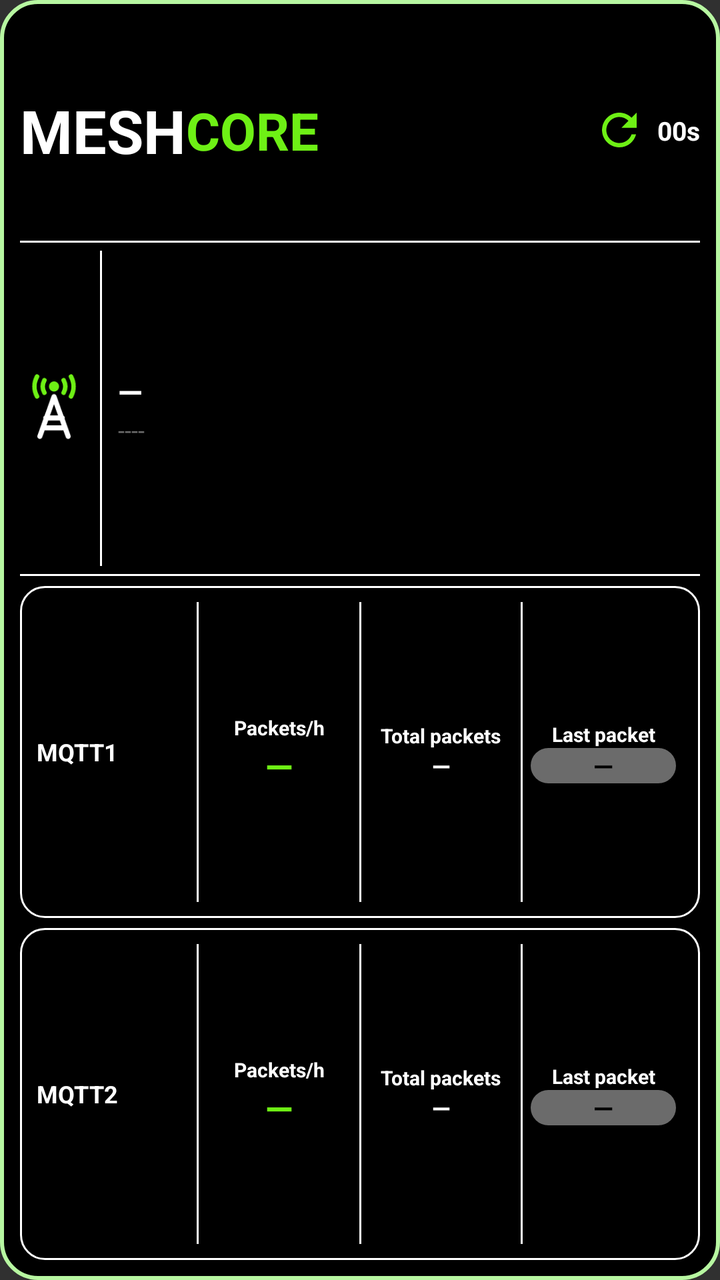
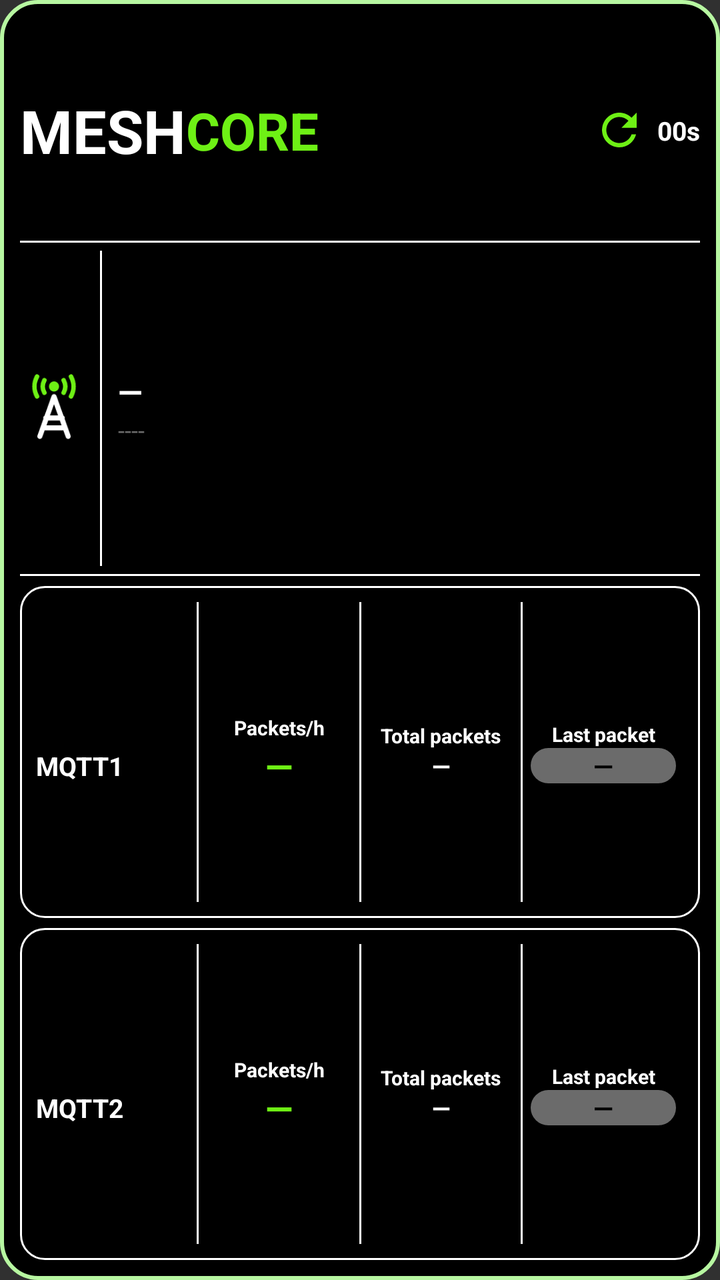

Before-and-after screenshots of an Android layout around one commit, followed by the original layout XML and the change that was made.
<!-- AndroidManifest.xml: application theme android:Theme.Material.NoActionBar -->
<!-- res/layout/widget_observer.xml -->
<?xml version="1.0" encoding="utf-8"?>
<LinearLayout xmlns:android="http://schemas.android.com/apk/res/android"
    android:id="@+id/widget_root"
    android:layout_width="match_parent"
    android:layout_height="match_parent"
    android:orientation="vertical"
    android:padding="10dp"
    android:background="@drawable/widget_bg">

    
    <LinearLayout
        android:layout_width="match_parent"
        android:layout_height="0dp"
        android:layout_weight="2"
        android:orientation="horizontal"
        android:gravity="center_vertical">
        <TextView android:layout_width="wrap_content" android:layout_height="wrap_content"
            android:text="MESH" android:textColor="#FFFFFF" android:textStyle="bold" android:textSize="30sp" android:maxLines="1"/>
        <TextView android:layout_width="wrap_content" android:layout_height="wrap_content"
            android:text="CORE" android:textColor="#6EF015" android:textStyle="bold" android:textSize="26sp" android:maxLines="1"/>
        <FrameLayout android:layout_width="0dp" android:layout_height="1dp" android:layout_weight="1"/>
        <ImageView android:id="@+id/refresh_icon" android:layout_width="26dp" android:layout_height="26dp"
            android:src="@drawable/ic_refresh" android:contentDescription="@null"/>
        <ProgressBar android:id="@+id/refresh_spinner"
            android:layout_width="26dp" android:layout_height="26dp" android:indeterminate="true"
            android:indeterminateOnly="true" android:indeterminateDrawable="@drawable/ic_refresh_spin"
            android:indeterminateDuration="900" android:visibility="gone"/>
        <TextView android:id="@+id/interval_text" android:layout_width="wrap_content" android:layout_height="wrap_content"
            android:layout_marginStart="6dp" android:text="00s" android:textColor="#FFFFFF" android:textStyle="bold" android:textSize="13sp" android:maxLines="1"/>
    </LinearLayout>

    <FrameLayout android:layout_width="match_parent" android:layout_height="1dp" android:background="#FFFFFF"/>

    
    <LinearLayout
        android:layout_width="match_parent"
        android:layout_height="0dp"
        android:layout_weight="3"
        android:orientation="horizontal"
        android:gravity="center_vertical"
        android:paddingTop="4dp" android:paddingBottom="4dp">
        <ImageView android:layout_width="34dp" android:layout_height="34dp"
            android:src="@drawable/ic_tower" android:contentDescription="@null"/>
        <FrameLayout android:layout_width="1dp" android:layout_height="match_parent" android:layout_marginStart="6dp" android:layout_marginEnd="8dp" android:background="#FFFFFF"/>
        <LinearLayout android:layout_width="0dp" android:layout_height="wrap_content" android:layout_weight="1" android:orientation="vertical" android:gravity="center_vertical">
            <TextView android:id="@+id/obs_name" android:layout_width="match_parent" android:layout_height="wrap_content"
                android:text="—" android:textColor="#FFFFFF" android:textStyle="bold" android:textSize="16sp" android:maxLines="1" android:ellipsize="end"/>
            <TextView android:id="@+id/obs_hash" android:layout_width="match_parent" android:layout_height="wrap_content"
                android:text="----" android:textColor="#6B6B6B" android:textSize="12sp" android:maxLines="1" android:ellipsize="end"/>
        </LinearLayout>
    </LinearLayout>

    <FrameLayout android:layout_width="match_parent" android:layout_height="1dp" android:background="#FFFFFF" android:layout_marginBottom="5dp"/>

    
    <LinearLayout
        android:layout_width="match_parent" android:layout_height="0dp" android:layout_weight="3"
        android:orientation="horizontal" android:gravity="center_vertical"
        android:background="@drawable/card_outline" android:padding="8dp">
        <LinearLayout android:layout_width="0dp" android:layout_height="wrap_content" android:layout_weight="3" android:orientation="horizontal" android:gravity="center_vertical">
            <TextView android:layout_width="wrap_content" android:layout_height="wrap_content" android:id="@+id/m1_title" android:text="MQTT1" android:textColor="#FFFFFF" android:textStyle="bold" android:gravity="center" android:textSize="12sp" android:maxLines="1"/>
        </LinearLayout>
        <FrameLayout android:layout_width="1dp" android:layout_height="match_parent" android:background="#FFFFFF"/>
        <LinearLayout android:layout_width="0dp" android:layout_height="wrap_content" android:layout_weight="3" android:orientation="vertical" android:gravity="center_horizontal">
            <TextView android:layout_width="match_parent" android:layout_height="wrap_content" android:text="Packets/h" android:textColor="#FFFFFF" android:textStyle="bold" android:gravity="center" android:textSize="10sp" android:maxLines="1" android:autoSizeTextType="uniform" android:autoSizeMinTextSize="6sp" android:autoSizeMaxTextSize="10sp" android:autoSizeStepGranularity="1sp"/>
            <TextView android:id="@+id/m1_hour" android:layout_width="match_parent" android:layout_height="wrap_content" android:text="—" android:textColor="#6EF015" android:textStyle="bold" android:gravity="center" android:textSize="18sp" android:maxLines="1" android:autoSizeTextType="uniform" android:autoSizeMinTextSize="14sp" android:autoSizeMaxTextSize="24sp" android:autoSizeStepGranularity="1sp"/>
        </LinearLayout>
        <LinearLayout android:id="@+id/m1_total_col" android:layout_width="0dp" android:layout_height="match_parent" android:layout_weight="3" android:orientation="horizontal" android:gravity="center_vertical">
        <FrameLayout android:layout_width="1dp" android:layout_height="match_parent" android:background="#FFFFFF"/>
        <LinearLayout android:layout_width="0dp" android:layout_height="wrap_content" android:layout_weight="1" android:orientation="vertical" android:gravity="center_horizontal">
            <TextView android:layout_width="match_parent" android:layout_height="wrap_content" android:text="Total packets" android:textColor="#FFFFFF" android:textStyle="bold" android:gravity="center" android:textSize="10sp" android:maxLines="1" android:autoSizeTextType="uniform" android:autoSizeMinTextSize="6sp" android:autoSizeMaxTextSize="10sp" android:autoSizeStepGranularity="1sp"/>
            <TextView android:id="@+id/m1_total" android:layout_width="match_parent" android:layout_height="wrap_content" android:text="—" android:textColor="#FFFFFF" android:textStyle="bold" android:gravity="center" android:textSize="12sp" android:maxLines="1" android:autoSizeTextType="uniform" android:autoSizeMinTextSize="10sp" android:autoSizeMaxTextSize="15sp" android:autoSizeStepGranularity="1sp"/>
        </LinearLayout>
        </LinearLayout>
        <FrameLayout android:layout_width="1dp" android:layout_height="match_parent" android:background="#FFFFFF"/>
        <LinearLayout android:layout_width="0dp" android:layout_height="wrap_content" android:layout_weight="3" android:orientation="vertical" android:gravity="center_horizontal">
            <TextView android:layout_width="match_parent" android:layout_height="wrap_content" android:text="Last packet" android:textColor="#FFFFFF" android:textStyle="bold" android:gravity="center" android:textSize="10sp" android:maxLines="1" android:autoSizeTextType="uniform" android:autoSizeMinTextSize="6sp" android:autoSizeMaxTextSize="10sp" android:autoSizeStepGranularity="1sp"/>
            <TextView android:id="@+id/m1_last" android:layout_width="match_parent" android:layout_height="wrap_content" android:gravity="center" android:layout_marginStart="4dp" android:layout_marginEnd="4dp" android:background="@drawable/pill_gray" android:text="—" android:textColor="#000000" android:textStyle="bold" android:textSize="13sp" android:maxLines="1" android:autoSizeTextType="uniform" android:autoSizeMinTextSize="9sp" android:autoSizeMaxTextSize="13sp" android:autoSizeStepGranularity="1sp"/>
        </LinearLayout>
    </LinearLayout>

    <FrameLayout android:layout_width="match_parent" android:layout_height="5dp"/>

    
    <LinearLayout
        android:layout_width="match_parent" android:layout_height="0dp" android:layout_weight="3"
        android:orientation="horizontal" android:gravity="center_vertical"
        android:background="@drawable/card_outline" android:padding="8dp">
        <LinearLayout android:layout_width="0dp" android:layout_height="wrap_content" android:layout_weight="3" android:orientation="horizontal" android:gravity="center_vertical">
            <TextView android:layout_width="wrap_content" android:layout_height="wrap_content" android:id="@+id/m2_title" android:text="MQTT2" android:textColor="#FFFFFF" android:textStyle="bold" android:gravity="center" android:textSize="12sp" android:maxLines="1"/>
        </LinearLayout>
        <FrameLayout android:layout_width="1dp" android:layout_height="match_parent" android:background="#FFFFFF"/>
        <LinearLayout android:layout_width="0dp" android:layout_height="wrap_content" android:layout_weight="3" android:orientation="vertical" android:gravity="center_horizontal">
            <TextView android:layout_width="match_parent" android:layout_height="wrap_content" android:text="Packets/h" android:textColor="#FFFFFF" android:textStyle="bold" android:gravity="center" android:textSize="10sp" android:maxLines="1" android:autoSizeTextType="uniform" android:autoSizeMinTextSize="6sp" android:autoSizeMaxTextSize="10sp" android:autoSizeStepGranularity="1sp"/>
            <TextView android:id="@+id/m2_hour" android:layout_width="match_parent" android:layout_height="wrap_content" android:text="—" android:textColor="#6EF015" android:textStyle="bold" android:gravity="center" android:textSize="18sp" android:maxLines="1" android:autoSizeTextType="uniform" android:autoSizeMinTextSize="14sp" android:autoSizeMaxTextSize="24sp" android:autoSizeStepGranularity="1sp"/>
        </LinearLayout>
        <LinearLayout android:id="@+id/m2_total_col" android:layout_width="0dp" android:layout_height="match_parent" android:layout_weight="3" android:orientation="horizontal" android:gravity="center_vertical">
        <FrameLayout android:layout_width="1dp" android:layout_height="match_parent" android:background="#FFFFFF"/>
        <LinearLayout android:layout_width="0dp" android:layout_height="wrap_content" android:layout_weight="1" android:orientation="vertical" android:gravity="center_horizontal">
            <TextView android:layout_width="match_parent" android:layout_height="wrap_content" android:text="Total packets" android:textColor="#FFFFFF" android:textStyle="bold" android:gravity="center" android:textSize="10sp" android:maxLines="1" android:autoSizeTextType="uniform" android:autoSizeMinTextSize="6sp" android:autoSizeMaxTextSize="10sp" android:autoSizeStepGranularity="1sp"/>
            <TextView android:id="@+id/m2_total" android:layout_width="match_parent" android:layout_height="wrap_content" android:text="—" android:textColor="#FFFFFF" android:textStyle="bold" android:gravity="center" android:textSize="12sp" android:maxLines="1" android:autoSizeTextType="uniform" android:autoSizeMinTextSize="10sp" android:autoSizeMaxTextSize="15sp" android:autoSizeStepGranularity="1sp"/>
        </LinearLayout>
        </LinearLayout>
        <FrameLayout android:layout_width="1dp" android:layout_height="match_parent" android:background="#FFFFFF"/>
        <LinearLayout android:layout_width="0dp" android:layout_height="wrap_content" android:layout_weight="3" android:orientation="vertical" android:gravity="center_horizontal">
            <TextView android:layout_width="match_parent" android:layout_height="wrap_content" android:text="Last packet" android:textColor="#FFFFFF" android:textStyle="bold" android:gravity="center" android:textSize="10sp" android:maxLines="1" android:autoSizeTextType="uniform" android:autoSizeMinTextSize="6sp" android:autoSizeMaxTextSize="10sp" android:autoSizeStepGranularity="1sp"/>
            <TextView android:id="@+id/m2_last" android:layout_width="match_parent" android:layout_height="wrap_content" android:layout_marginStart="4dp" android:layout_marginEnd="4dp" android:gravity="center" android:background="@drawable/pill_gray" android:text="—" android:textColor="#000000" android:textStyle="bold" android:textSize="13sp" android:maxLines="1" android:autoSizeTextType="uniform" android:autoSizeMinTextSize="9sp" android:autoSizeMaxTextSize="13sp" android:autoSizeStepGranularity="1sp"/>
        </LinearLayout>
    </LinearLayout>
</LinearLayout>
<!-- resources referenced by this layout -->
<resources>
  <!-- drawable card_outline (drawable) -->
  <?xml version="1.0" encoding="utf-8"?>
  <shape xmlns:android="http://schemas.android.com/apk/res/android" android:shape="rectangle">
      <solid android:color="#000000"/>
      <stroke android:width="1dp" android:color="#FFFFFF"/>
      <corners android:radius="12dp"/>
  </shape>
  <!-- drawable ic_refresh (drawable) -->
  <?xml version="1.0" encoding="utf-8"?>
  <vector xmlns:android="http://schemas.android.com/apk/res/android" android:width="24dp" android:height="24dp" android:viewportWidth="24" android:viewportHeight="24">
      <path android:fillColor="#6EF015" android:pathData="M17.65,6.35C16.2,4.9 14.21,4 12,4c-4.42,0 -7.99,3.58 -7.99,8s3.57,8 7.99,8c3.73,0 6.84,-2.55 7.73,-6h-2.08c-0.82,2.33 -3.04,4 -5.65,4 -3.31,0 -6,-2.69 -6,-6s2.69,-6 6,-6c1.66,0 3.14,0.69 4.22,1.78L13,11h7V4l-2.35,2.35z"/>
  </vector>
  <!-- drawable ic_refresh_spin (drawable) -->
  <?xml version="1.0" encoding="utf-8"?>
  <rotate xmlns:android="http://schemas.android.com/apk/res/android"
      android:drawable="@drawable/ic_refresh_busy"
      android:fromDegrees="0"
      android:toDegrees="360"
      android:pivotX="50%"
      android:pivotY="50%" />
  <!-- drawable ic_tower (drawable) -->
  <?xml version="1.0" encoding="utf-8"?>
  <vector xmlns:android="http://schemas.android.com/apk/res/android" android:width="48dp" android:height="48dp" android:viewportWidth="24" android:viewportHeight="24">
      <path android:fillColor="#6EF015" android:pathData="M12,4.4m-1.8,0a1.8,1.8 0,1 1,3.6 0a1.8,1.8 0,1 1,-3.6 0"/>
      <path android:strokeColor="#6EF015" android:strokeWidth="1.6" android:strokeLineCap="round" android:pathData="M8.6,2.2A4.6,4.6 0,0 0,8.6,6.6M15.4,2.2A4.6,4.6 0,0 1,15.4,6.6M6,0.9A7.4,7.4 0,0 0,6,7.9M18,0.9A7.4,7.4 0,0 1,18,7.9"/>
      <path android:strokeColor="#FFFFFF" android:strokeWidth="1.8" android:strokeLineCap="round" android:strokeLineJoin="round" android:pathData="M12,8L7,22M12,8L17,22M9.1,15.5L14.9,15.5M8.2,19L15.8,19"/>
  </vector>
  <!-- drawable pill_gray (drawable) -->
  <?xml version="1.0" encoding="utf-8"?>
  <shape xmlns:android="http://schemas.android.com/apk/res/android" android:shape="rectangle">
      <solid android:color="#6B6B6B"/>
      <corners android:radius="11dp"/>
  </shape>
  <!-- drawable widget_bg (drawable) -->
  <?xml version="1.0" encoding="utf-8"?>
  <shape xmlns:android="http://schemas.android.com/apk/res/android" android:shape="rectangle">
      <solid android:color="#000000"/>
      <stroke android:width="2dp" android:color="#B7F7A1"/>
      <corners android:radius="18dp"/>
  </shape>
  <!-- drawable ic_refresh_busy (drawable) -->
  <?xml version="1.0" encoding="utf-8"?>
  <vector xmlns:android="http://schemas.android.com/apk/res/android" android:width="24dp" android:height="24dp" android:viewportWidth="24" android:viewportHeight="24">
      <path android:fillColor="#FF9500" android:pathData="M17.65,6.35C16.2,4.9 14.21,4 12,4c-4.42,0 -7.99,3.58 -7.99,8s3.57,8 7.99,8c3.73,0 6.84,-2.55 7.73,-6h-2.08c-0.82,2.33 -3.04,4 -5.65,4 -3.31,0 -6,-2.69 -6,-6s2.69,-6 6,-6c1.66,0 3.14,0.69 4.22,1.78L13,11h7V4l-2.35,2.35z"/>
  </vector>
</resources>

<!-- the commit's change to res/layout/widget_observer.xml (unified diff, before → after) -->
@@ -57,8 +57,10 @@
         android:layout_width="match_parent" android:layout_height="0dp" android:layout_weight="3"
         android:orientation="horizontal" android:gravity="center_vertical"
         android:background="@drawable/card_outline" android:padding="8dp">
-        <LinearLayout android:layout_width="0dp" android:layout_height="wrap_content" android:layout_weight="3" android:orientation="horizontal" android:gravity="center_vertical">
-            <TextView android:layout_width="wrap_content" android:layout_height="wrap_content" android:id="@+id/m1_title" android:text="MQTT1" android:textColor="#FFFFFF" android:textStyle="bold" android:gravity="center" android:textSize="12sp" android:maxLines="1"/>
+        
+        <LinearLayout android:layout_width="0dp" android:layout_height="wrap_content" android:layout_weight="3" android:orientation="vertical">
+            <TextView android:layout_width="match_parent" android:layout_height="wrap_content" android:text="Last packet" android:visibility="invisible" android:textStyle="bold" android:textSize="10sp" android:maxLines="1" android:autoSizeTextType="uniform" android:autoSizeMinTextSize="6sp" android:autoSizeMaxTextSize="10sp" android:autoSizeStepGranularity="1sp"/>
+            <TextView android:layout_width="match_parent" android:layout_height="wrap_content" android:id="@+id/m1_title" android:text="MQTT1" android:textColor="#FFFFFF" android:textStyle="bold" android:gravity="center_vertical|start" android:textSize="13sp" android:maxLines="1" android:autoSizeTextType="uniform" android:autoSizeMinTextSize="9sp" android:autoSizeMaxTextSize="13sp" android:autoSizeStepGranularity="1sp"/>
         </LinearLayout>
         <FrameLayout android:layout_width="1dp" android:layout_height="match_parent" android:background="#FFFFFF"/>
         <LinearLayout android:layout_width="0dp" android:layout_height="wrap_content" android:layout_weight="3" android:orientation="vertical" android:gravity="center_horizontal">
@@ -86,8 +88,10 @@
         android:layout_width="match_parent" android:layout_height="0dp" android:layout_weight="3"
         android:orientation="horizontal" android:gravity="center_vertical"
         android:background="@drawable/card_outline" android:padding="8dp">
-        <LinearLayout android:layout_width="0dp" android:layout_height="wrap_content" android:layout_weight="3" android:orientation="horizontal" android:gravity="center_vertical">
-            <TextView android:layout_width="wrap_content" android:layout_height="wrap_content" android:id="@+id/m2_title" android:text="MQTT2" android:textColor="#FFFFFF" android:textStyle="bold" android:gravity="center" android:textSize="12sp" android:maxLines="1"/>
+        
+        <LinearLayout android:layout_width="0dp" android:layout_height="wrap_content" android:layout_weight="3" android:orientation="vertical">
+            <TextView android:layout_width="match_parent" android:layout_height="wrap_content" android:text="Last packet" android:visibility="invisible" android:textStyle="bold" android:textSize="10sp" android:maxLines="1" android:autoSizeTextType="uniform" android:autoSizeMinTextSize="6sp" android:autoSizeMaxTextSize="10sp" android:autoSizeStepGranularity="1sp"/>
+            <TextView android:layout_width="match_parent" android:layout_height="wrap_content" android:id="@+id/m2_title" android:text="MQTT2" android:textColor="#FFFFFF" android:textStyle="bold" android:gravity="center_vertical|start" android:textSize="13sp" android:maxLines="1" android:autoSizeTextType="uniform" android:autoSizeMinTextSize="9sp" android:autoSizeMaxTextSize="13sp" android:autoSizeStepGranularity="1sp"/>
         </LinearLayout>
         <FrameLayout android:layout_width="1dp" android:layout_height="match_parent" android:background="#FFFFFF"/>
         <LinearLayout android:layout_width="0dp" android:layout_height="wrap_content" android:layout_weight="3" android:orientation="vertical" android:gravity="center_horizontal">
